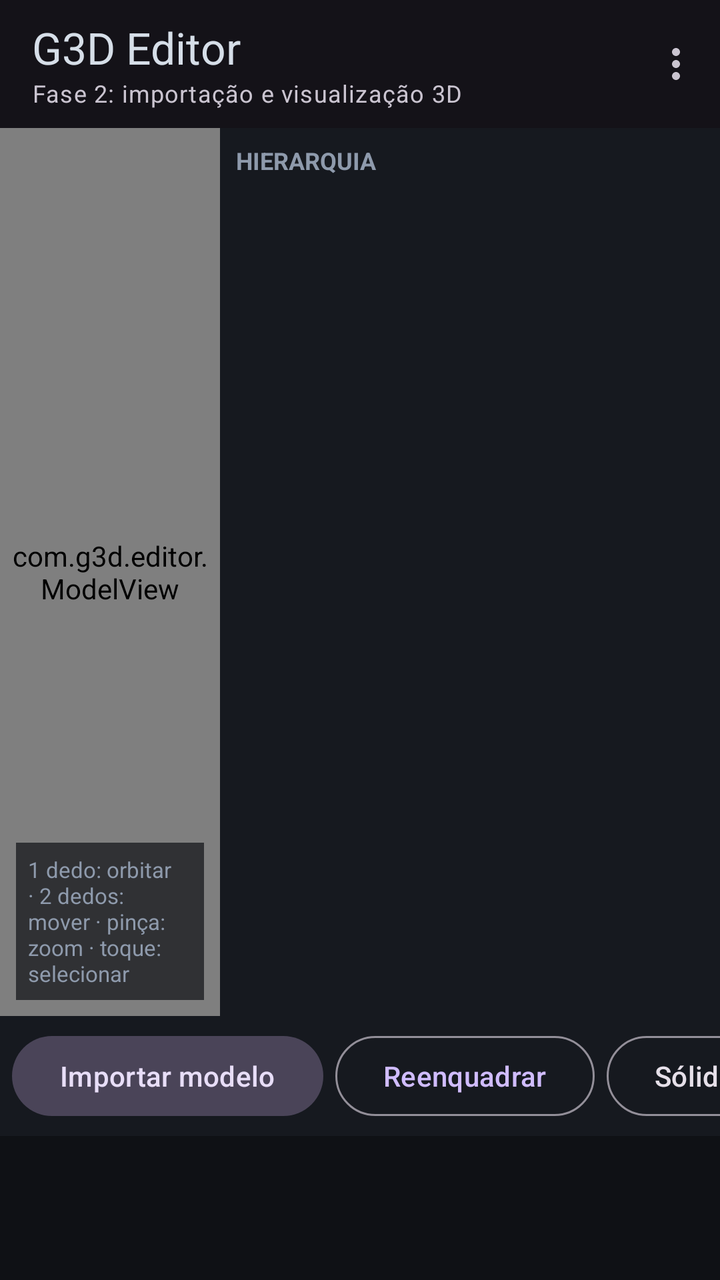
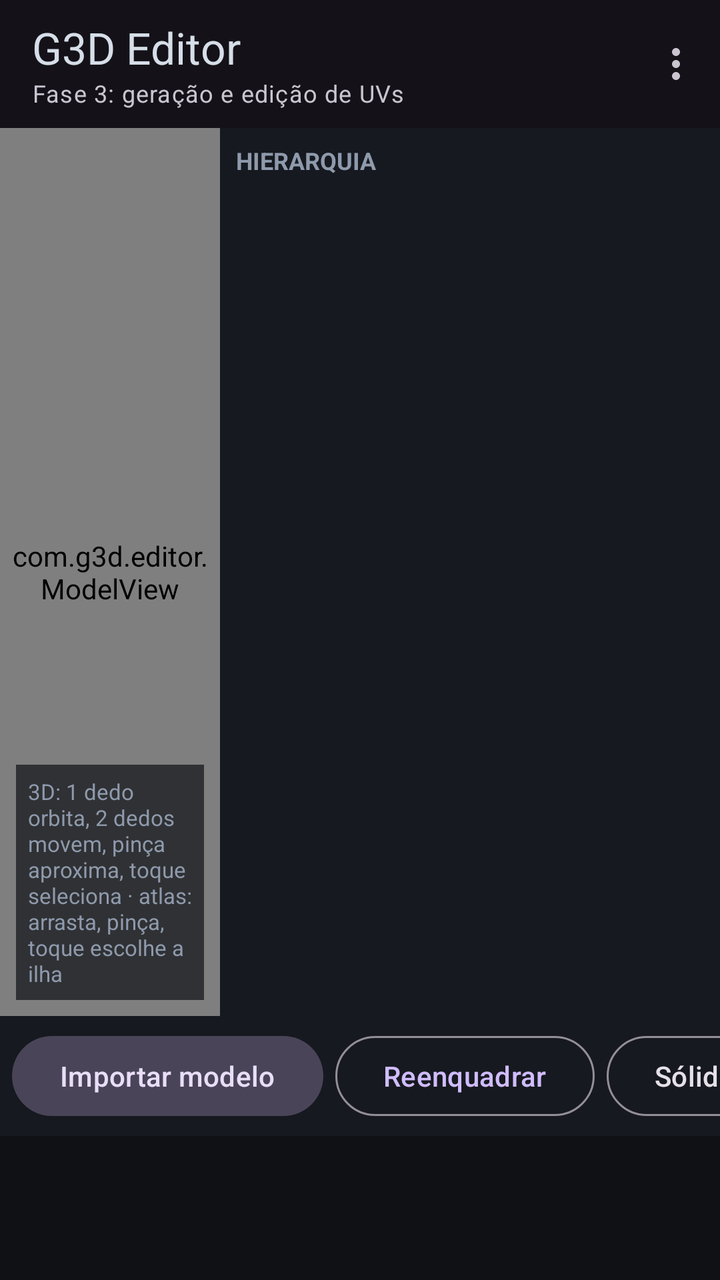

The first picture is an Android layout as it rendered before a commit; the second is the same layout after the commit. The layout source and the unified diff follow.
<!-- AndroidManifest.xml: application theme Theme.G3DEditor -->
<!-- res/layout/activity_main.xml -->
<?xml version="1.0" encoding="utf-8"?>
<LinearLayout xmlns:android="http://schemas.android.com/apk/res/android"
    xmlns:app="http://schemas.android.com/apk/res-auto"
    android:layout_width="match_parent"
    android:layout_height="match_parent"
    android:orientation="vertical">

    <com.google.android.material.appbar.AppBarLayout
        android:layout_width="match_parent"
        android:layout_height="wrap_content">

        <com.google.android.material.appbar.MaterialToolbar
            android:id="@+id/toolbar"
            android:layout_width="match_parent"
            android:layout_height="?attr/actionBarSize"
            app:menu="@menu/main_menu"
            app:subtitle="@string/phase_2_subtitle"
            app:subtitleTextAppearance="@style/TextAppearance.Material3.BodySmall"
            app:title="@string/app_name" />
    </com.google.android.material.appbar.AppBarLayout>

    <LinearLayout
        android:layout_width="match_parent"
        android:layout_height="0dp"
        android:layout_weight="1"
        android:orientation="horizontal">

        <FrameLayout
            android:layout_width="0dp"
            android:layout_height="match_parent"
            android:layout_weight="1">

            <com.g3d.editor.ModelView
                android:id="@+id/viewport"
                android:layout_width="match_parent"
                android:layout_height="match_parent" />

            <TextView
                android:id="@+id/viewportHint"
                android:layout_width="wrap_content"
                android:layout_height="wrap_content"
                android:layout_gravity="bottom|start"
                android:layout_margin="8dp"
                android:background="@color/overlay_background"
                android:padding="6dp"
                android:text="@string/viewport_hint"
                android:textColor="@color/editor_text_dim"
                android:textSize="11sp" />
        </FrameLayout>

        <LinearLayout
            android:id="@+id/hierarchyPanel"
            android:layout_width="250dp"
            android:layout_height="match_parent"
            android:background="@color/editor_panel"
            android:orientation="vertical"
            android:padding="8dp">

            <TextView
                android:layout_width="match_parent"
                android:layout_height="wrap_content"
                android:text="@string/hierarchy_title"
                android:textAllCaps="true"
                android:textColor="@color/editor_text_dim"
                android:textSize="12sp"
                android:textStyle="bold" />

            <ScrollView
                android:layout_width="match_parent"
                android:layout_height="0dp"
                android:layout_weight="1">

                <LinearLayout
                    android:id="@+id/hierarchyList"
                    android:layout_width="match_parent"
                    android:layout_height="wrap_content"
                    android:orientation="vertical" />
            </ScrollView>

            <TextView
                android:id="@+id/sceneSummary"
                android:layout_width="match_parent"
                android:layout_height="wrap_content"
                android:textColor="@color/editor_text_dim"
                android:textIsSelectable="true"
                android:textSize="11sp" />
        </LinearLayout>
    </LinearLayout>

    <HorizontalScrollView
        android:layout_width="match_parent"
        android:layout_height="wrap_content"
        android:background="@color/editor_panel"
        android:scrollbars="none">

        <LinearLayout
            android:layout_width="wrap_content"
            android:layout_height="wrap_content"
            android:gravity="center_vertical"
            android:orientation="horizontal"
            android:padding="6dp">

            <com.google.android.material.button.MaterialButton
                android:id="@+id/importModel"
                style="@style/Widget.Material3.Button.TonalButton"
                android:layout_width="wrap_content"
                android:layout_height="wrap_content"
                android:layout_marginEnd="6dp"
                android:text="@string/import_model" />

            <com.google.android.material.button.MaterialButton
                android:id="@+id/frameScene"
                style="@style/Widget.Material3.Button.OutlinedButton"
                android:layout_width="wrap_content"
                android:layout_height="wrap_content"
                android:layout_marginEnd="6dp"
                android:text="@string/frame_scene" />

            <com.google.android.material.button.MaterialButtonToggleGroup
                android:id="@+id/shadingGroup"
                android:layout_width="wrap_content"
                android:layout_height="wrap_content"
                android:layout_marginEnd="6dp"
                app:selectionRequired="true"
                app:singleSelection="true">

                <com.google.android.material.button.MaterialButton
                    android:id="@+id/shadingSolid"
                    style="@style/Widget.Material3.Button.OutlinedButton"
                    android:layout_width="wrap_content"
                    android:layout_height="wrap_content"
                    android:text="@string/shading_solid" />

                <com.google.android.material.button.MaterialButton
                    android:id="@+id/shadingNormals"
                    style="@style/Widget.Material3.Button.OutlinedButton"
                    android:layout_width="wrap_content"
                    android:layout_height="wrap_content"
                    android:text="@string/shading_normals" />
            </com.google.android.material.button.MaterialButtonToggleGroup>

            <com.google.android.material.button.MaterialButton
                android:id="@+id/togglePanel"
                style="@style/Widget.Material3.Button.OutlinedButton"
                android:layout_width="wrap_content"
                android:layout_height="wrap_content"
                android:text="@string/toggle_panel" />
        </LinearLayout>
    </HorizontalScrollView>

    <ScrollView
        android:id="@+id/outputScroll"
        android:layout_width="match_parent"
        android:layout_height="72dp"
        android:background="@color/editor_background"
        android:padding="6dp">

        <TextView
            android:id="@+id/output"
            android:layout_width="match_parent"
            android:layout_height="wrap_content"
            android:fontFamily="monospace"
            android:textColor="@color/editor_text_dim"
            android:textIsSelectable="true"
            android:textSize="12sp" />
    </ScrollView>
</LinearLayout>
<!-- resources referenced by this layout -->
<resources>
  <color name="editor_background">#0F1115</color>
  <color name="editor_panel">#16191F</color>
  <color name="editor_text_dim">#8E9AAC</color>
  <color name="overlay_background">#B30F1115</color>
  <string name="app_name">G3D Editor</string>
  <string name="frame_scene">Reenquadrar</string>
  <string name="hierarchy_title">Hierarquia</string>
  <string name="import_model">Importar modelo</string>
  <string name="phase_2_subtitle">Fase 2: importação e visualização 3D</string>
  <string name="shading_normals">Normais</string>
  <string name="shading_solid">Sólido</string>
  <string name="toggle_panel">Painel</string>
  <string name="viewport_hint">1 dedo: orbitar · 2 dedos: mover · pinça: zoom · toque: selecionar</string>
  <style name="Theme.G3DEditor" parent="Theme.Material3.Dark.NoActionBar">
          <item name="android:windowBackground">@color/editor_background</item>
          <item name="android:statusBarColor">@color/editor_background</item>
          <item name="android:navigationBarColor">@color/editor_background</item>
          <item name="android:textColorPrimary">@color/editor_text</item>
      </style>
  <color name="editor_text">#D6DEE8</color>
</resources>

<!-- the commit's change to res/layout/activity_main.xml (unified diff, before → after) -->
@@ -14,7 +14,7 @@
             android:layout_width="match_parent"
             android:layout_height="?attr/actionBarSize"
             app:menu="@menu/main_menu"
-            app:subtitle="@string/phase_2_subtitle"
+            app:subtitle="@string/phase_3_subtitle"
             app:subtitleTextAppearance="@style/TextAppearance.Material3.BodySmall"
             app:title="@string/app_name" />
     </com.google.android.material.appbar.AppBarLayout>
@@ -85,6 +85,375 @@
                 android:textIsSelectable="true"
                 android:textSize="11sp" />
         </LinearLayout>
+
+        <LinearLayout
+            android:id="@+id/uvPanel"
+            android:layout_width="280dp"
+            android:layout_height="match_parent"
+            android:background="@color/editor_panel"
+            android:orientation="vertical"
+            android:padding="8dp"
+            android:visibility="gone">
+
+            <TextView
+                android:layout_width="match_parent"
+                android:layout_height="wrap_content"
+                android:text="@string/uv_title"
+                android:textAllCaps="true"
+                android:textColor="@color/editor_text_dim"
+                android:textSize="12sp"
+                android:textStyle="bold" />
+
+            <TextView
+                android:id="@+id/uvStatus"
+                android:layout_width="match_parent"
+                android:layout_height="wrap_content"
+                android:textColor="@color/editor_text_dim"
+                android:textIsSelectable="true"
+                android:textSize="11sp" />
+
+            <ScrollView
+                android:layout_width="match_parent"
+                android:layout_height="0dp"
+                android:layout_weight="1">
+
+                <LinearLayout
+                    android:layout_width="match_parent"
+                    android:layout_height="wrap_content"
+                    android:orientation="vertical">
+
+                    <TextView
+                        android:layout_width="match_parent"
+                        android:layout_height="wrap_content"
+                        android:paddingTop="8dp"
+                        android:text="@string/uv_generate_title"
+                        android:textAllCaps="true"
+                        android:textColor="@color/editor_text_dim"
+                        android:textSize="11sp"
+                        android:textStyle="bold" />
+
+                    <LinearLayout
+                        android:layout_width="match_parent"
+                        android:layout_height="wrap_content"
+                        android:orientation="horizontal">
+
+                        <EditText
+                            android:id="@+id/uvPadding"
+                            android:layout_width="0dp"
+                            android:layout_height="wrap_content"
+                            android:layout_weight="1"
+                            android:autofillHints="none"
+                            android:hint="@string/uv_padding_hint"
+                            android:inputType="number"
+                            android:maxLength="4"
+                            android:text="@string/uv_padding_default"
+                            android:textSize="13sp" />
+
+                        <EditText
+                            android:id="@+id/uvResolution"
+                            android:layout_width="0dp"
+                            android:layout_height="wrap_content"
+                            android:layout_marginStart="6dp"
+                            android:layout_weight="1"
+                            android:autofillHints="none"
+                            android:hint="@string/uv_resolution_hint"
+                            android:inputType="number"
+                            android:maxLength="5"
+                            android:text="@string/uv_resolution_default"
+                            android:textSize="13sp" />
+                    </LinearLayout>
+
+                    <TextView
+                        android:layout_width="match_parent"
+                        android:layout_height="wrap_content"
+                        android:text="@string/uv_generate_fields"
+                        android:textColor="@color/editor_text_dim"
+                        android:textSize="10sp" />
+
+                    <com.google.android.material.button.MaterialButton
+                        android:id="@+id/uvGenerate"
+                        style="@style/Widget.Material3.Button.TonalButton"
+                        android:layout_width="match_parent"
+                        android:layout_height="wrap_content"
+                        android:layout_marginTop="4dp"
+                        android:text="@string/uv_generate" />
+
+                    <TextView
+                        android:layout_width="match_parent"
+                        android:layout_height="wrap_content"
+                        android:paddingTop="10dp"
+                        android:text="@string/uv_selection_title"
+                        android:textAllCaps="true"
+                        android:textColor="@color/editor_text_dim"
+                        android:textSize="11sp"
+                        android:textStyle="bold" />
+
+                    <LinearLayout
+                        android:layout_width="match_parent"
+                        android:layout_height="wrap_content"
+                        android:orientation="horizontal">
+
+                        <com.google.android.material.button.MaterialButton
+                            android:id="@+id/uvSelectAll"
+                            style="@style/Widget.Material3.Button.OutlinedButton"
+                            android:layout_width="0dp"
+                            android:layout_height="wrap_content"
+                            android:layout_weight="1"
+                            android:minWidth="0dp"
+                            android:text="@string/uv_select_all"
+                            android:textSize="12sp" />
+
+                        <com.google.android.material.button.MaterialButton
+                            android:id="@+id/uvSelectNone"
+                            style="@style/Widget.Material3.Button.OutlinedButton"
+                            android:layout_width="0dp"
+                            android:layout_height="wrap_content"
+                            android:layout_marginStart="4dp"
+                            android:layout_weight="1"
+                            android:minWidth="0dp"
+                            android:text="@string/uv_select_none"
+                            android:textSize="12sp" />
+                    </LinearLayout>
+
+                    <CheckBox
+                        android:id="@+id/uvAdditive"
+                        android:layout_width="match_parent"
+                        android:layout_height="wrap_content"
+                        android:text="@string/uv_additive"
+                        android:textColor="@color/editor_text"
+                        android:textSize="12sp" />
+
+                    <TextView
+                        android:layout_width="match_parent"
+                        android:layout_height="wrap_content"
+                        android:paddingTop="10dp"
+                        android:text="@string/uv_translate_title"
+                        android:textAllCaps="true"
+                        android:textColor="@color/editor_text_dim"
+                        android:textSize="11sp"
+                        android:textStyle="bold" />
+
+                    <TextView
+                        android:layout_width="match_parent"
+                        android:layout_height="wrap_content"
+                        android:text="@string/uv_move_step"
+                        android:textColor="@color/editor_text_dim"
+                        android:textSize="10sp" />
+
+                    <LinearLayout
+                        android:layout_width="match_parent"
+                        android:layout_height="wrap_content"
+                        android:orientation="horizontal">
+
+                        <com.google.android.material.button.MaterialButton
+                            android:id="@+id/uvMoveLeft"
+                            style="@style/Widget.Material3.Button.OutlinedButton"
+                            android:layout_width="0dp"
+                            android:layout_height="wrap_content"
+                            android:layout_weight="1"
+                            android:minWidth="0dp"
+                            android:text="@string/uv_move_left"
+                            android:textSize="12sp" />
+
+                        <com.google.android.material.button.MaterialButton
+                            android:id="@+id/uvMoveRight"
+                            style="@style/Widget.Material3.Button.OutlinedButton"
+                            android:layout_width="0dp"
+                            android:layout_height="wrap_content"
+                            android:layout_marginStart="4dp"
+                            android:layout_weight="1"
+                            android:minWidth="0dp"
+                            android:text="@string/uv_move_right"
+                            android:textSize="12sp" />
+
+                        <com.google.android.material.button.MaterialButton
+                            android:id="@+id/uvMoveDown"
+                            style="@style/Widget.Material3.Button.OutlinedButton"
+                            android:layout_width="0dp"
+                            android:layout_height="wrap_content"
+                            android:layout_marginStart="4dp"
+                            android:layout_weight="1"
+                            android:minWidth="0dp"
+                            android:text="@string/uv_move_down"
+                            android:textSize="12sp" />
+
+                        <com.google.android.material.button.MaterialButton
+                            android:id="@+id/uvMoveUp"
+                            style="@style/Widget.Material3.Button.OutlinedButton"
+                            android:layout_width="0dp"
+                            android:layout_height="wrap_content"
+                            android:layout_marginStart="4dp"
+                            android:layout_weight="1"
+                            android:minWidth="0dp"
+                            android:text="@string/uv_move_up"
+                            android:textSize="12sp" />
+                    </LinearLayout>
+
+                    <TextView
+                        android:layout_width="match_parent"
+                        android:layout_height="wrap_content"
+                        android:paddingTop="10dp"
+                        android:text="@string/uv_rotate_title"
+                        android:textAllCaps="true"
+                        android:textColor="@color/editor_text_dim"
+                        android:textSize="11sp"
+                        android:textStyle="bold" />
+
+                    <LinearLayout
+                        android:layout_width="match_parent"
+                        android:layout_height="wrap_content"
+                        android:orientation="horizontal">
+
+                        <com.google.android.material.button.MaterialButton
+                            android:id="@+id/uvRotateMinus90"
+                            style="@style/Widget.Material3.Button.OutlinedButton"
+                            android:layout_width="0dp"
+                            android:layout_height="wrap_content"
+                            android:layout_weight="1"
+                            android:minWidth="0dp"
+                            android:text="@string/uv_rotate_minus_90"
+                            android:textSize="12sp" />
+
+                        <com.google.android.material.button.MaterialButton
+                            android:id="@+id/uvRotateMinus15"
+                            style="@style/Widget.Material3.Button.OutlinedButton"
+                            android:layout_width="0dp"
+                            android:layout_height="wrap_content"
+                            android:layout_marginStart="4dp"
+                            android:layout_weight="1"
+                            android:minWidth="0dp"
+                            android:text="@string/uv_rotate_minus_15"
+                            android:textSize="12sp" />
+
+                        <com.google.android.material.button.MaterialButton
+                            android:id="@+id/uvRotatePlus15"
+                            style="@style/Widget.Material3.Button.OutlinedButton"
+                            android:layout_width="0dp"
+                            android:layout_height="wrap_content"
+                            android:layout_marginStart="4dp"
+                            android:layout_weight="1"
+                            android:minWidth="0dp"
+                            android:text="@string/uv_rotate_plus_15"
+                            android:textSize="12sp" />
+
+                        <com.google.android.material.button.MaterialButton
+                            android:id="@+id/uvRotatePlus90"
+                            style="@style/Widget.Material3.Button.OutlinedButton"
+                            android:layout_width="0dp"
+                            android:layout_height="wrap_content"
+                            android:layout_marginStart="4dp"
+                            android:layout_weight="1"
+                            android:minWidth="0dp"
+                            android:text="@string/uv_rotate_plus_90"
+                            android:textSize="12sp" />
+                    </LinearLayout>
+
+                    <TextView
+                        android:layout_width="match_parent"
+                        android:layout_height="wrap_content"
+                        android:paddingTop="10dp"
+                        android:text="@string/uv_transform_title"
+                        android:textAllCaps="true"
+                        android:textColor="@color/editor_text_dim"
+                        android:textSize="11sp"
+                        android:textStyle="bold" />
+
+                    <LinearLayout
+                        android:layout_width="match_parent"
+                        android:layout_height="wrap_content"
+                        android:orientation="horizontal">
+
+                        <com.google.android.material.button.MaterialButton
+                            android:id="@+id/uvScaleDown"
+                            style="@style/Widget.Material3.Button.OutlinedButton"
+                            android:layout_width="0dp"
+                            android:layout_height="wrap_content"
+                            android:layout_weight="1"
+                            android:minWidth="0dp"
+                            android:text="@string/uv_scale_down"
+                            android:textSize="12sp" />
+
+                        <com.google.android.material.button.MaterialButton
+                            android:id="@+id/uvScaleUp"
+                            style="@style/Widget.Material3.Button.OutlinedButton"
+                            android:layout_width="0dp"
+                            android:layout_height="wrap_content"
+                            android:layout_marginStart="4dp"
+                            android:layout_weight="1"
+                            android:minWidth="0dp"
+                            android:text="@string/uv_scale_up"
+                            android:textSize="12sp" />
+
+                        <com.google.android.material.button.MaterialButton
+                            android:id="@+id/uvFit"
+                            style="@style/Widget.Material3.Button.OutlinedButton"
+                            android:layout_width="0dp"
+                            android:layout_height="wrap_content"
+                            android:layout_marginStart="4dp"
+                            android:layout_weight="1"
+                            android:minWidth="0dp"
+                            android:text="@string/uv_fit"
+                            android:textSize="12sp" />
+                    </LinearLayout>
+
+                    <LinearLayout
+                        android:layout_width="match_parent"
+                        android:layout_height="wrap_content"
+                        android:layout_marginTop="4dp"
+                        android:orientation="horizontal">
+
+                        <com.google.android.material.button.MaterialButton
+                            android:id="@+id/uvRepack"
+                            style="@style/Widget.Material3.Button.OutlinedButton"
+                            android:layout_width="0dp"
+                            android:layout_height="wrap_content"
+                            android:layout_weight="1"
+                            android:minWidth="0dp"
+                            android:text="@string/uv_repack"
+                            android:textSize="12sp" />
+
+                        <com.google.android.material.button.MaterialButton
+                            android:id="@+id/uvFrameAtlas"
+                            style="@style/Widget.Material3.Button.OutlinedButton"
+                            android:layout_width="0dp"
+                            android:layout_height="wrap_content"
+                            android:layout_marginStart="4dp"
+                            android:layout_weight="1"
+                            android:minWidth="0dp"
+                            android:text="@string/uv_frame_atlas"
+                            android:textSize="12sp" />
+                    </LinearLayout>
+
+                    <LinearLayout
+                        android:layout_width="match_parent"
+                        android:layout_height="wrap_content"
+                        android:layout_marginTop="10dp"
+                        android:orientation="horizontal">
+
+                        <com.google.android.material.button.MaterialButton
+                            android:id="@+id/uvApply"
+                            style="@style/Widget.Material3.Button"
+                            android:layout_width="0dp"
+                            android:layout_height="wrap_content"
+                            android:layout_weight="1"
+                            android:minWidth="0dp"
+                            android:text="@string/uv_apply"
+                            android:textSize="12sp" />
+
+                        <com.google.android.material.button.MaterialButton
+                            android:id="@+id/uvCancel"
+                            style="@style/Widget.Material3.Button.OutlinedButton"
+                            android:layout_width="0dp"
+                            android:layout_height="wrap_content"
+                            android:layout_marginStart="4dp"
+                            android:layout_weight="1"
+                            android:minWidth="0dp"
+                            android:text="@string/uv_cancel"
+                            android:textSize="12sp" />
+                    </LinearLayout>
+                </LinearLayout>
+            </ScrollView>
+        </LinearLayout>
     </LinearLayout>
 
     <HorizontalScrollView
@@ -138,6 +507,44 @@
                     android:layout_height="wrap_content"
                     android:text="@string/shading_normals" />
             </com.google.android.material.button.MaterialButtonToggleGroup>
+
+            <com.google.android.material.button.MaterialButtonToggleGroup
+                android:id="@+id/viewGroup"
+                android:layout_width="wrap_content"
+                android:layout_height="wrap_content"
+                android:layout_marginEnd="6dp"
+                app:selectionRequired="true"
+                app:singleSelection="true">
+
+                <com.google.android.material.button.MaterialButton
+                    android:id="@+id/viewSplit"
+                    style="@style/Widget.Material3.Button.OutlinedButton"
+                    android:layout_width="wrap_content"
+                    android:layout_height="wrap_content"
+                    android:text="@string/view_split" />
+
+                <com.google.android.material.button.MaterialButton
+                    android:id="@+id/viewThreeD"
+                    style="@style/Widget.Material3.Button.OutlinedButton"
+                    android:layout_width="wrap_content"
+                    android:layout_height="wrap_content"
+                    android:text="@string/view_three_d" />
+
+                <com.google.android.material.button.MaterialButton
+                    android:id="@+id/viewAtlas"
+                    style="@style/Widget.Material3.Button.OutlinedButton"
+                    android:layout_width="wrap_content"
+                    android:layout_height="wrap_content"
+                    android:text="@string/view_atlas" />
+            </com.google.android.material.button.MaterialButtonToggleGroup>
+
+            <com.google.android.material.button.MaterialButton
+                android:id="@+id/openUvEditor"
+                style="@style/Widget.Material3.Button.TonalButton"
+                android:layout_width="wrap_content"
+                android:layout_height="wrap_content"
+                android:layout_marginEnd="6dp"
+                android:text="@string/open_uv_editor" />
 
             <com.google.android.material.button.MaterialButton
                 android:id="@+id/togglePanel"
<!-- resource entries referenced after the edit -->
@@ -8,11 +8,46 @@
   <string name="frame_scene">Reenquadrar</string>
   <string name="hierarchy_title">Hierarquia</string>
   <string name="import_model">Importar modelo</string>
-  <string name="phase_2_subtitle">Fase 2: importação e visualização 3D</string>
+  <string name="open_uv_editor">Editor UV</string>
+  <string name="phase_3_subtitle">Fase 3: geração e edição de UVs</string>
   <string name="shading_normals">Normais</string>
   <string name="shading_solid">Sólido</string>
   <string name="toggle_panel">Painel</string>
-  <string name="viewport_hint">1 dedo: orbitar · 2 dedos: mover · pinça: zoom · toque: selecionar</string>
+  <string name="uv_additive">Somar ao tocar</string>
+  <string name="uv_apply">Aplicar</string>
+  <string name="uv_cancel">Cancelar</string>
+  <string name="uv_fit">Ajustar</string>
+  <string name="uv_frame_atlas">Reenquadrar UV</string>
+  <string name="uv_generate">Gerar e pré-visualizar</string>
+  <string name="uv_generate_fields">margem em texels · resolução do atlas</string>
+  <string name="uv_generate_title">Geração</string>
+  <string name="uv_move_down">↓</string>
+  <string name="uv_move_left">←</string>
+  <string name="uv_move_right">→</string>
+  <string name="uv_move_step">cada toque desloca 5 % do atlas</string>
+  <string name="uv_move_up">↑</string>
+  <string name="uv_padding_default">2</string>
+  <string name="uv_padding_hint">margem</string>
+  <string name="uv_repack">Reempacotar</string>
+  <string name="uv_resolution_default">1024</string>
+  <string name="uv_resolution_hint">resolução</string>
+  <string name="uv_rotate_minus_15">-15°</string>
+  <string name="uv_rotate_minus_90">-90°</string>
+  <string name="uv_rotate_plus_15">+15°</string>
+  <string name="uv_rotate_plus_90">+90°</string>
+  <string name="uv_rotate_title">Girar</string>
+  <string name="uv_scale_down">0,8×</string>
+  <string name="uv_scale_up">1,25×</string>
+  <string name="uv_select_all">Tudo</string>
+  <string name="uv_select_none">Nada</string>
+  <string name="uv_selection_title">Seleção</string>
+  <string name="uv_title">Editor UV</string>
+  <string name="uv_transform_title">Escala e arranjo</string>
+  <string name="uv_translate_title">Mover ilhas</string>
+  <string name="view_atlas">Somente UV</string>
+  <string name="view_split">3D + UV</string>
+  <string name="view_three_d">Somente 3D</string>
+  <string name="viewport_hint">3D: 1 dedo orbita, 2 dedos movem, pinça aproxima, toque seleciona · atlas: arrasta, pinça, toque escolhe a ilha</string>
   <style name="Theme.G3DEditor" parent="Theme.Material3.Dark.NoActionBar">
           <item name="android:windowBackground">@color/editor_background</item>
           <item name="android:statusBarColor">@color/editor_background</item>
